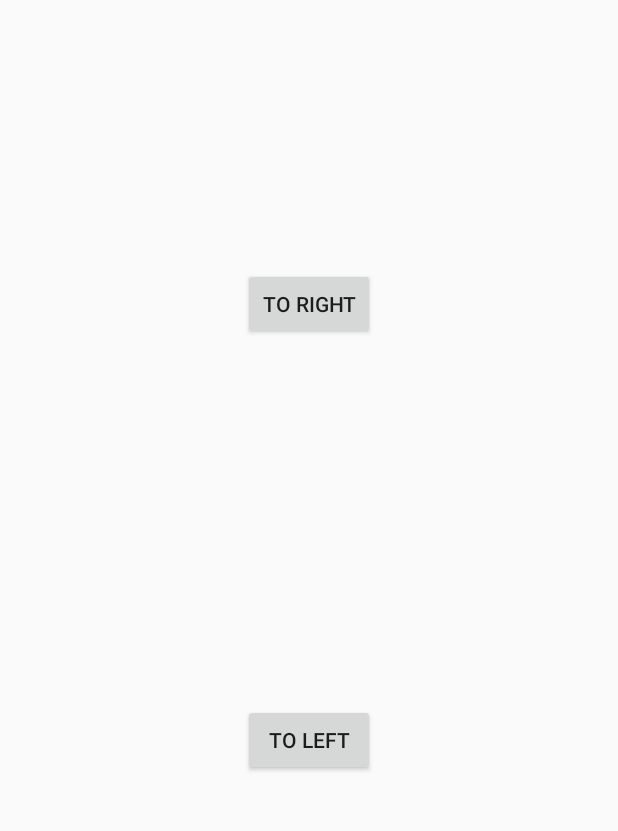
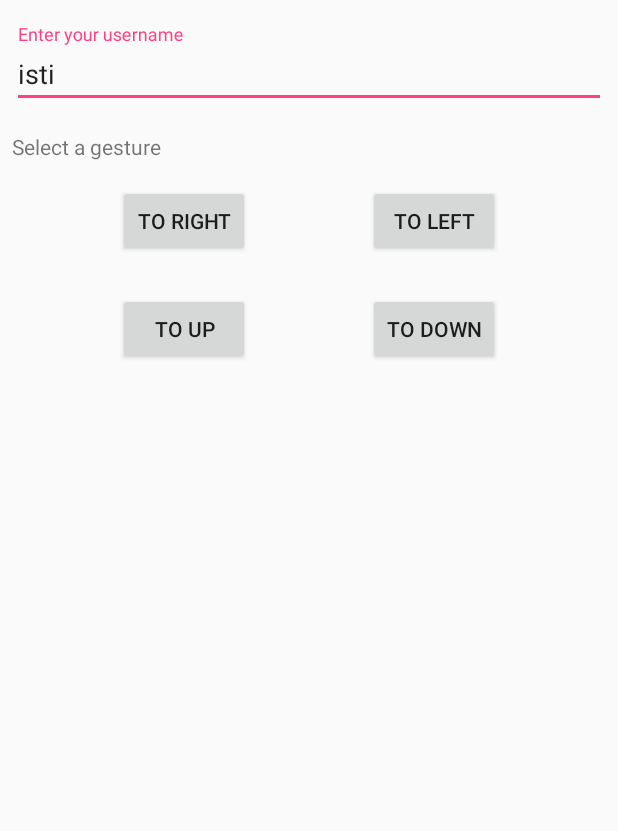
Before and after one commit to I-sty/SensorMusicPlayer, an Android app: the DataSelectorActivity screen opened directly, with no data from a screen before it, on a phone screen of 412 x 824 dp, the part 96-927 px from its top. Run offline under Robolectric (Android 15) with nearby library versions, the phone set to English and light mode, and no system bars; our stand-ins replace data binding; 1 statement that could not run was skipped.

Commit message:
Added gestures enum

```diff
--- a/app/build.gradle
+++ b/app/build.gradle
@@ -1,6 +1,7 @@
 apply plugin: 'com.android.application'
 apply plugin: 'kotlin-android-extensions'
 apply plugin: 'kotlin-android'
+apply plugin: 'kotlin-kapt'
 
 android {
     compileSdkVersion 29
@@ -21,6 +22,9 @@ android {
         sourceCompatibility JavaVersion.VERSION_1_8
         targetCompatibility JavaVersion.VERSION_1_8
     }
+    dataBinding {
+        enabled = true
+    }
 }
 
 dependencies {
@@ -38,6 +42,7 @@ dependencies {
     implementation "androidx.core:core-ktx:$rootProject.ext.ktx"
     implementation "org.jetbrains.kotlin:kotlin-stdlib-jdk7:$kotlin_version"
 }
+
 repositories {
     mavenCentral()
 }
--- a/app/src/main/java/com/szollosi/sensormusicplayer/Constants.kt
+++ b/app/src/main/java/com/szollosi/sensormusicplayer/Constants.kt
@@ -2,18 +2,15 @@ package com.szollosi.sensormusicplayer
 
 object MyConstants {
 
+    const val KEY_GESTURE = "gesture"
+    const val KEY_USERNAME = "username"
     const val DELAY_REFRESH: Short = 200
-
     const val MAX_DATA_POINTS = 40
-
     const val PEAK_THRESHOLD = 7
 
     /** Skip values smaller than this value  */
     const val THRESHOLD = 0.3f
-
     internal const val NUMBER_OF_AVAILABLE_SCREENS: Byte = 4
-
     internal const val DELAY_TO_LISTEN_SENSOR = 600
-
     private const val DELAY_CALC_PEAK: Short = 1500
 }
--- a/app/src/main/java/com/szollosi/sensormusicplayer/activity/DataCollectorActivity.kt
+++ b/app/src/main/java/com/szollosi/sensormusicplayer/activity/DataCollectorActivity.kt
@@ -1,13 +1,23 @@
 package com.szollosi.sensormusicplayer.activity
 
 import android.os.Bundle
+import android.widget.Toast
 import androidx.appcompat.app.AppCompatActivity
+import com.szollosi.sensormusicplayer.MyConstants
 import com.szollosi.sensormusicplayer.R
+import com.szollosi.sensormusicplayer.util.Gesture
 
 class DataCollectorActivity : AppCompatActivity() {
     override fun onCreate(savedInstanceState: Bundle?) {
         super.onCreate(savedInstanceState)
         setContentView(R.layout.activity_data_collector)
+
+        val extras = intent?.extras ?: return
+
+        val username = extras.getString(MyConstants.KEY_USERNAME)
+        val gesture = extras.getSerializable(MyConstants.KEY_GESTURE) as Gesture
+
+        Toast.makeText(this, "username = $username, gesture = ${gesture.name}", Toast.LENGTH_LONG).show()
     }
 
 }
--- a/app/src/main/java/com/szollosi/sensormusicplayer/activity/DataSelectorActivity.kt
+++ b/app/src/main/java/com/szollosi/sensormusicplayer/activity/DataSelectorActivity.kt
@@ -2,16 +2,32 @@ package com.szollosi.sensormusicplayer.activity
 
 import android.content.Intent
 import android.os.Bundle
-import android.widget.Button
 import androidx.appcompat.app.AppCompatActivity
+import androidx.databinding.DataBindingUtil
+import com.google.android.material.textfield.TextInputEditText
+import com.szollosi.sensormusicplayer.MyConstants
 import com.szollosi.sensormusicplayer.R
+import com.szollosi.sensormusicplayer.databinding.ActivityDataSelectorBinding
+import com.szollosi.sensormusicplayer.util.Gesture
 
 class DataSelectorActivity : AppCompatActivity() {
+
     override fun onCreate(savedInstanceState: Bundle?) {
         super.onCreate(savedInstanceState)
-        setContentView(R.layout.activity_data_selector)
-        findViewById<Button>(R.id.buttonToRight).setOnClickListener {
-            startActivity(Intent(this, DataCollectorActivity::class.java))
+        val binding: ActivityDataSelectorBinding = DataBindingUtil.setContentView(this, R.layout.activity_data_selector)
+        binding.activity = this
+    }
+
+    private val editText = findViewById<TextInputEditText>(R.id.usernameTextInputEditText)
+
+    fun onGestureButtonClick(gesture: Gesture?) {
+        val username: String = editText?.text?.toString() ?: "John Doe"
+        val dataCompatActivityIntent = Intent(this, DataCollectorActivity::class.java).apply {
+            putExtra(MyConstants.KEY_USERNAME, username)
+            putExtra(MyConstants.KEY_GESTURE, gesture)
         }
+        startActivity(dataCompatActivityIntent)
+
     }
+
 }
--- /dev/null
+++ b/app/src/main/java/com/szollosi/sensormusicplayer/util/Gesture.kt
@@ -0,0 +1,5 @@
+package com.szollosi.sensormusicplayer.util
+
+enum class Gesture {
+    UP, DOWN, LEFT, RIGHT
+}
--- a/app/src/main/res/layout/activity_data_selector.xml
+++ b/app/src/main/res/layout/activity_data_selector.xml
@@ -1,8 +1,24 @@
 <?xml version="1.0" encoding="utf-8"?>
-<androidx.constraintlayout.widget.ConstraintLayout xmlns:android="http://schemas.android.com/apk/res/android"
+
+<layout xmlns:android="http://schemas.android.com/apk/res/android"
     xmlns:app="http://schemas.android.com/apk/res-auto"
+    xmlns:tools="http://schemas.android.com/tools">
+
+    <data>
+
+        <variable
+            name="gesture"
+            type="com.szollosi.sensormusicplayer.util.Gesture" />
+
+        <variable
+            name="activity"
+            type="com.szollosi.sensormusicplayer.activity.DataSelectorActivity" />
+    </data>
+
+    <androidx.constraintlayout.widget.ConstraintLayout
         android:layout_width="match_parent"
-    android:layout_height="match_parent">
+        android:layout_height="match_parent"
+        tools:context=".activity.DataSelectorActivity">
 
         <com.google.android.material.appbar.AppBarLayout
             android:id="@+id/appbar"
@@ -32,19 +48,76 @@
             android:id="@+id/buttonToRight"
             android:layout_width="wrap_content"
             android:layout_height="wrap_content"
+            android:layout_marginTop="16dp"
+            android:onClick="@{() -> activity.onGestureButtonClick(gesture.RIGHT)}"
             android:text="@string/label_to_right"
-        app:layout_constraintBottom_toTopOf="@+id/buttonToLeft"
-        app:layout_constraintEnd_toEndOf="parent"
+            app:layout_constraintEnd_toStartOf="@+id/buttonToLeft"
+            app:layout_constraintHorizontal_bias="0.5"
             app:layout_constraintStart_toStartOf="parent"
-        app:layout_constraintTop_toTopOf="parent" />
+            app:layout_constraintTop_toBottomOf="@+id/textView" />
 
         <Button
             android:id="@+id/buttonToLeft"
             android:layout_width="wrap_content"
             android:layout_height="wrap_content"
+            android:onClick="@{() -> activity.onGestureButtonClick(gesture.LEFT)}"
             android:text="@string/label_to_left"
-        app:layout_constraintBottom_toBottomOf="parent"
+            app:layout_constraintEnd_toEndOf="parent"
+            app:layout_constraintHorizontal_bias="0.5"
+            app:layout_constraintStart_toEndOf="@+id/buttonToRight"
+            app:layout_constraintTop_toTopOf="@+id/buttonToRight" />
+
+        <com.google.android.material.textfield.TextInputLayout
+            android:id="@+id/usernameTextInputLayout"
+            android:layout_width="0dp"
+            android:layout_height="wrap_content"
+            android:layout_marginStart="8dp"
+            android:layout_marginTop="16dp"
+            android:layout_marginEnd="8dp"
             app:layout_constraintEnd_toEndOf="parent"
             app:layout_constraintStart_toStartOf="parent"
+            app:layout_constraintTop_toBottomOf="@+id/appbar">
+
+            <com.google.android.material.textfield.TextInputEditText
+                android:id="@+id/usernameTextInputEditText"
+                android:layout_width="match_parent"
+                android:layout_height="wrap_content"
+                android:hint="@string/label_enter_your_username"
+                android:text="isti" />
+        </com.google.android.material.textfield.TextInputLayout>
+
+        <TextView
+            android:id="@+id/textView"
+            android:layout_width="wrap_content"
+            android:layout_height="wrap_content"
+            android:layout_marginStart="8dp"
+            android:layout_marginTop="16dp"
+            android:text="@string/label_select_a_gesture"
+            app:layout_constraintStart_toStartOf="parent"
+            app:layout_constraintTop_toBottomOf="@+id/usernameTextInputLayout" />
+
+        <Button
+            android:id="@+id/buttonToUp"
+            android:layout_width="wrap_content"
+            android:layout_height="wrap_content"
+            android:layout_marginTop="24dp"
+            android:onClick="@{() -> activity.onGestureButtonClick(gesture.UP)}"
+            android:text="to Up"
+            app:layout_constraintEnd_toStartOf="@+id/buttonToDown"
+            app:layout_constraintHorizontal_bias="0.5"
+            app:layout_constraintStart_toStartOf="parent"
             app:layout_constraintTop_toBottomOf="@+id/buttonToRight" />
+
+        <Button
+            android:id="@+id/buttonToDown"
+            android:layout_width="wrap_content"
+            android:layout_height="wrap_content"
+            android:onClick="@{() -> activity.onGestureButtonClick(gesture.DOWN)}"
+            android:text="to Down"
+            app:layout_constraintEnd_toEndOf="parent"
+            app:layout_constraintHorizontal_bias="0.5"
+            app:layout_constraintStart_toEndOf="@+id/buttonToUp"
+            app:layout_constraintTop_toTopOf="@+id/buttonToUp" />
+
     </androidx.constraintlayout.widget.ConstraintLayout>
+</layout>
--- a/app/src/main/res/values/strings.xml
+++ b/app/src/main/res/values/strings.xml
@@ -36,4 +36,6 @@
     <string name="label_data_collection">Data collection</string>
     <string name="label_to_right">to Right</string>
     <string name="label_to_left">to Left</string>
+    <string name="label_enter_your_username">Enter your username</string>
+    <string name="label_select_a_gesture">Select a gesture</string>
 </resources>
```
Also changed, not shown: 1 other file. Lines whose indentation alone changed are shown as unchanged.
